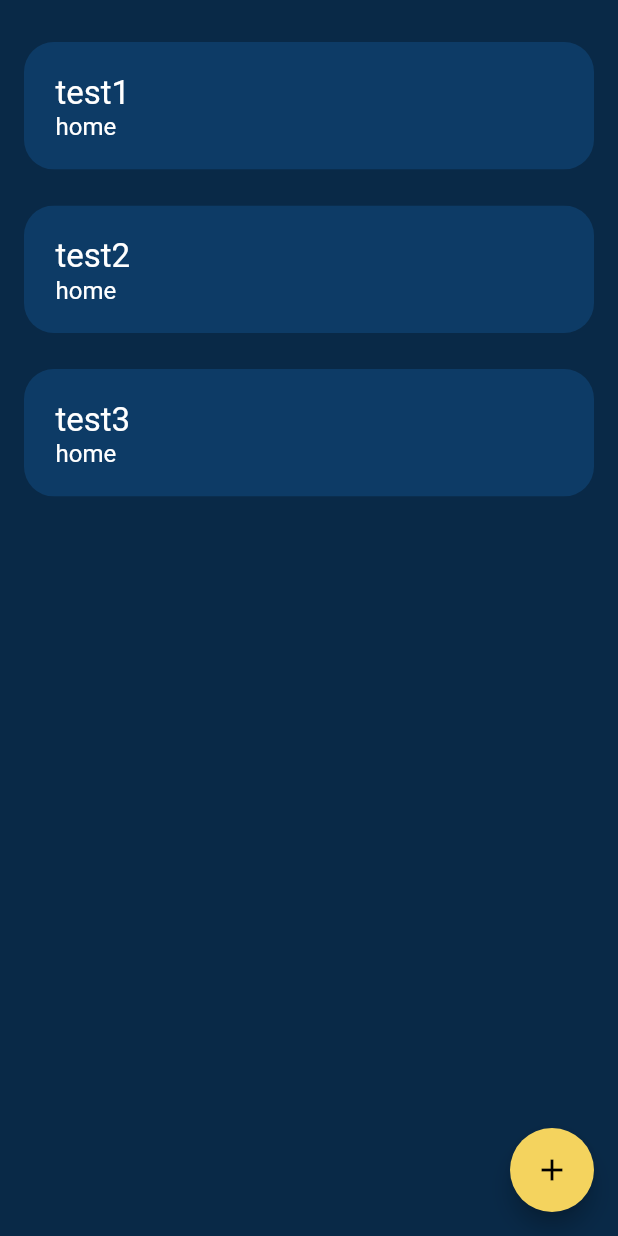
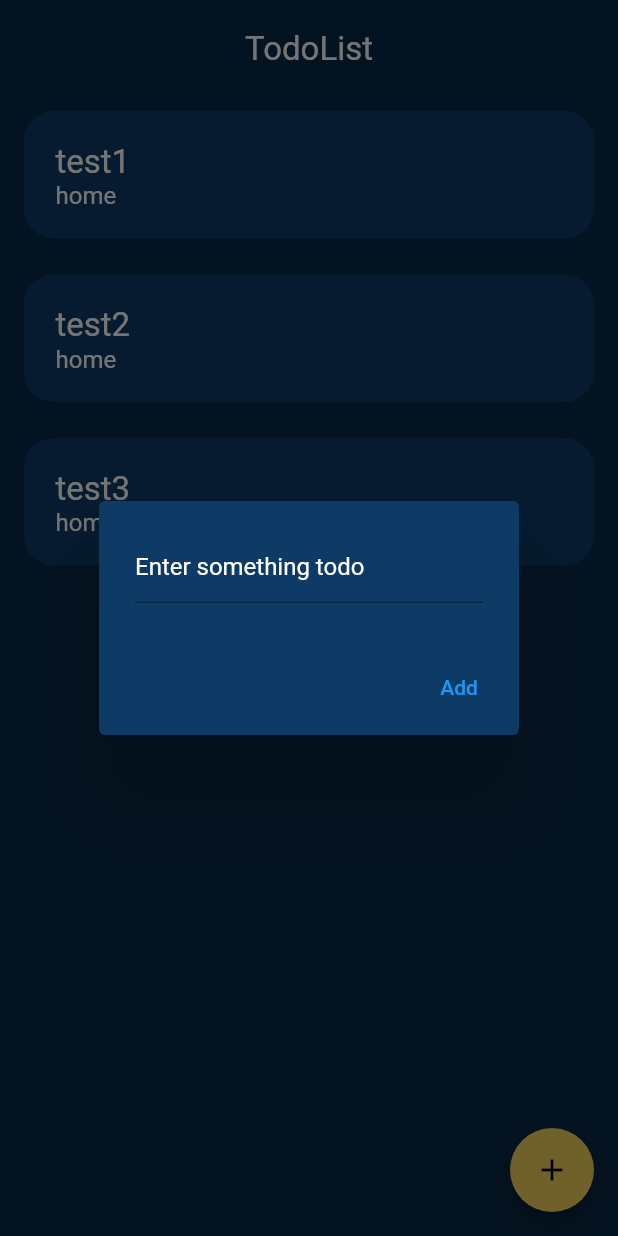
Before and after one commit to RubenSmn/todoapp, a Flutter app: the screen it shows after launch, after a tap on the "add" icon, on a phone screen of 412 x 824 dp. Run offline on Flutter 3.47's test engine with Material 2 defaults, Android fonts, the phone set to English and light mode, and no system bars.

Commit message:
Add alert dialog for creating new todos

```diff
--- a/app/todoapp/lib/main.dart
+++ b/app/todoapp/lib/main.dart
@@ -38,6 +38,9 @@ class HomePage extends StatefulWidget {
 }
 
 class _HomePageState extends State<HomePage> {
+  GlobalKey<FormState> _formKey = GlobalKey<FormState>();
+
+  final TextEditingController _textEditingController = TextEditingController();
   final List<TodoItem> _todoList = <TodoItem>[
     TodoItem(
       title: 'test1',
@@ -53,14 +56,21 @@ class _HomePageState extends State<HomePage> {
     ),
   ];
 
-  final TextEditingController _textEditingController = TextEditingController();
-
   @override
   Widget build(BuildContext context) {
     return Scaffold(
       body: SafeArea(
         child: Column(
           children: <Widget>[
+            Padding(
+              padding: EdgeInsets.fromLTRB(0, 20, 0, 0),
+              child: Text(
+                'TodoList',
+                style: TextStyle(
+                  fontSize: 22,
+                ),
+              ),
+            ),
             Expanded(
               child: _buildTodoList(),
             ),
@@ -68,19 +78,65 @@ class _HomePageState extends State<HomePage> {
         ),
       ),
       floatingActionButton: FloatingActionButton(
-        onPressed: () {},
+        onPressed: () async {
+          await _showTodoDialog(context);
+        },
         tooltip: 'Add task',
         child: Icon(Icons.add),
       ),
     );
   }
 
+  Future<void> _showTodoDialog(BuildContext context) async {
+    return await showDialog(
+      context: context,
+      builder: (context) {
+        return AlertDialog(
+          backgroundColor: AppTheme.colors.blue,
+          content: Form(
+            key: _formKey,
+            child: Column(
+              mainAxisSize: MainAxisSize.min,
+              children: [
+                TextFormField(
+                  controller: _textEditingController,
+                  validator: (value) {
+                    return value!.isNotEmpty ? null : "Can't be empty";
+                  },
+                  decoration: InputDecoration(
+                    hintText: "Enter something todo",
+                    hintStyle: TextStyle(
+                      color: Colors.white,
+                    ),
+                  ),
+                ),
+              ],
+            ),
+          ),
+          actions: <Widget>[
+            TextButton(
+              child: Text('Add'),
+              onPressed: () {
+                if (_formKey.currentState!.validate()) {
+                  _addTodoItem(_textEditingController.text, 'test');
+                  Navigator.of(context).pop();
+                }
+              },
+            ),
+          ],
+        );
+      },
+    );
+  }
+
   void _addTodoItem(String title, String category) {
     setState(() {
-      _todoList.add(TodoItem(
-        title: title,
-        category: category,
-      ));
+      _todoList.add(
+        TodoItem(
+          title: title,
+          category: category,
+        ),
+      );
     });
     _textEditingController.clear();
   }
```
